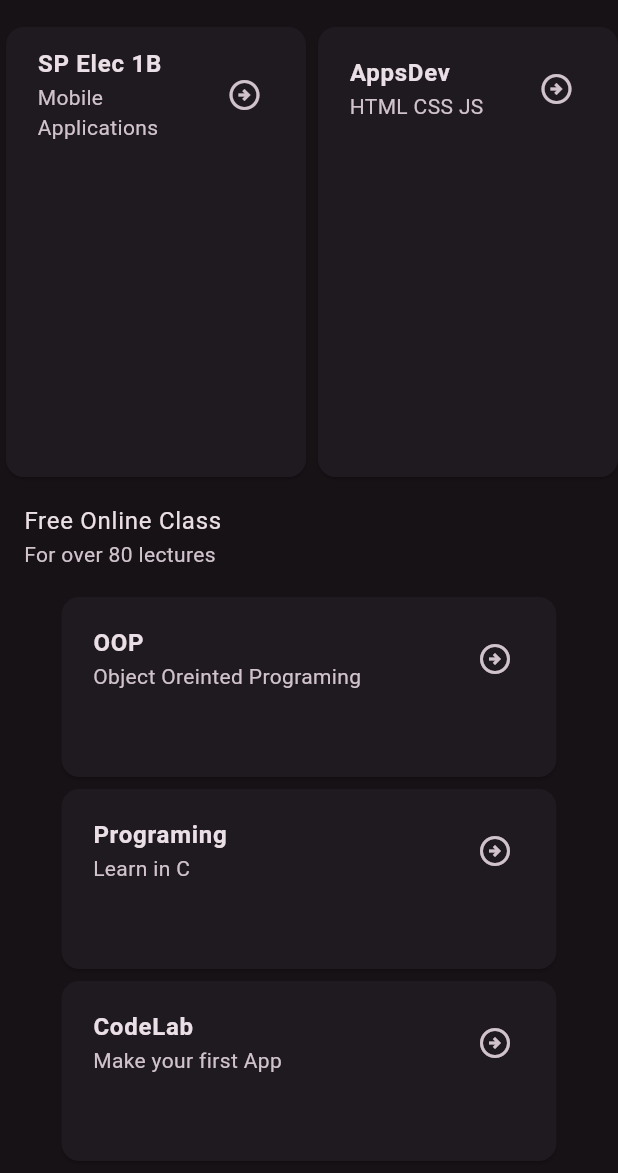
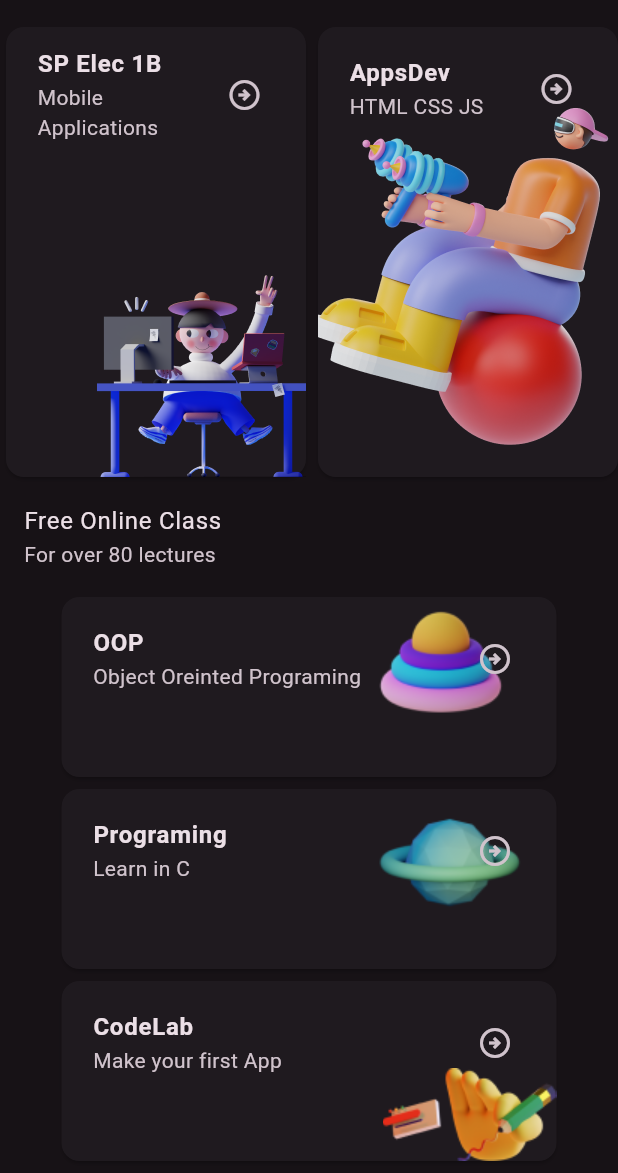
Before and after one commit to gjake122221/course_app, a Flutter app: the screen it shows after launch, on a phone screen of 412 x 824 dp, the part 63-1236 px from its top. Run offline on Flutter 3.47's test engine with Material 2 defaults, Android fonts, the phone set to English and light mode, and no system bars.

Commit message:
Add Images on the Cards

```diff
--- a/lib/appstate/my_appstate.dart
+++ b/lib/appstate/my_appstate.dart
@@ -6,7 +6,7 @@ import '../pages/main_page.dart';
 class MyAppState extends ChangeNotifier {
   Widget cardTitle = MainPage();
   void cardtitle(value) {
-    Widget? page;
+    Widget page;
     switch (value) {
       case 0:
         page = NewPage();
--- a/lib/content/cards.dart
+++ b/lib/content/cards.dart
@@ -8,12 +8,16 @@ class CrtCard extends StatelessWidget {
     super.key,
     required this.cardtitle,
     required this.cardsubtitle,
+    required this.cardimage,
+    required this.scale,
     required this.width,
     required this.height,
     required this.id,
   });
   final String cardtitle;
   final String cardsubtitle;
+  final String cardimage;
+  final double scale;
   final double width;
   final double height;
   final int id;
@@ -21,9 +25,17 @@ class CrtCard extends StatelessWidget {
   Widget build(BuildContext context) {
     var appState = context.watch<MyAppState>();
     return Card(
-      child: SizedBox(
+      child: Container(
         width: width,
         height: height,
+        decoration: BoxDecoration(
+          image: DecorationImage(
+            scale: scale,
+            image: AssetImage(cardimage),
+            alignment: Alignment.bottomRight,
+            fit: BoxFit.none,
+          ),
+        ),
         child: Padding(
           padding: const EdgeInsets.all(5),
           child: ListTile(
--- a/lib/pages/class_pages.dart
+++ b/lib/pages/class_pages.dart
@@ -5,6 +5,6 @@ class NewPage extends StatelessWidget {
 
   @override
   Widget build(BuildContext context) {
-    return const Placeholder();
+    return Placeholder();
   }
 }
--- a/lib/pages/main_page.dart
+++ b/lib/pages/main_page.dart
@@ -18,6 +18,8 @@ class MainPage extends StatelessWidget {
                 CrtCard(
                   cardtitle: 'SP Elec 1B',
                   cardsubtitle: 'Mobile Applications',
+                  cardimage: 'image/Saly-card1.png',
+                  scale: 1.5,
                   width: 200,
                   height: 300,
                   id: 0,
@@ -25,6 +27,8 @@ class MainPage extends StatelessWidget {
                 CrtCard(
                   cardtitle: 'AppsDev',
                   cardsubtitle: 'HTML CSS JS',
+                  cardimage: 'image/Saly-card2.png',
+                  scale: 1.5,
                   width: 200,
                   height: 300,
                   id: 1,
@@ -32,6 +36,8 @@ class MainPage extends StatelessWidget {
                 CrtCard(
                   cardtitle: 'IM2',
                   cardsubtitle: 'Data Management',
+                  cardimage: 'image/Saly-card1.png',
+                  scale: 1.5,
                   width: 200,
                   height: 300,
                   id: 2,
@@ -39,6 +45,8 @@ class MainPage extends StatelessWidget {
                 CrtCard(
                   cardtitle: 'Net2',
                   cardsubtitle: 'Networking',
+                  cardimage: 'image/Saly-card2.png',
+                  scale: 1.5,
                   width: 200,
                   height: 300,
                   id: 3,
@@ -55,6 +63,8 @@ class MainPage extends StatelessWidget {
               CrtCard(
                 cardtitle: 'OOP',
                 cardsubtitle: 'Object Oreinted Programing',
+                cardimage: 'image/Saly-20.png',
+                scale: 1,
                 width: 330,
                 height: 120,
                 id: 4,
@@ -62,6 +72,8 @@ class MainPage extends StatelessWidget {
               CrtCard(
                 cardtitle: 'Programing',
                 cardsubtitle: 'Learn in C',
+                cardimage: 'image/Saly-21.png',
+                scale: 1,
                 width: 330,
                 height: 120,
                 id: 5,
@@ -69,6 +81,8 @@ class MainPage extends StatelessWidget {
               CrtCard(
                 cardtitle: 'CodeLab',
                 cardsubtitle: 'Make your first App',
+                cardimage: 'image/Saly-23.png',
+                scale: 1,
                 width: 330,
                 height: 120,
                 id: 6,
@@ -76,6 +90,8 @@ class MainPage extends StatelessWidget {
               CrtCard(
                 cardtitle: 'DVA',
                 cardsubtitle: 'Digital Arts',
+                cardimage: 'image/Saly-24.png',
+                scale: 1,
                 width: 330,
                 height: 120,
                 id: 7,
--- a/pubspec.yaml
+++ b/pubspec.yaml
@@ -23,3 +23,5 @@ dev_dependencies:
 
 flutter:
   uses-material-design: true
+  assets:
+    - image/
```
Also changed, not shown: image/Ellipse 2.png (added), image/Ellipse 3.png (added), image/Ellipse 4.png (added), image/Ellipse1.png (added), image/Saly-13.png (added), image/Saly-20.png (added), image/Saly-21.png (added), image/Saly-23.png (added), image/Saly-24.png (added), image/Saly-card1.png (added), image/Saly-card2.png (added).
